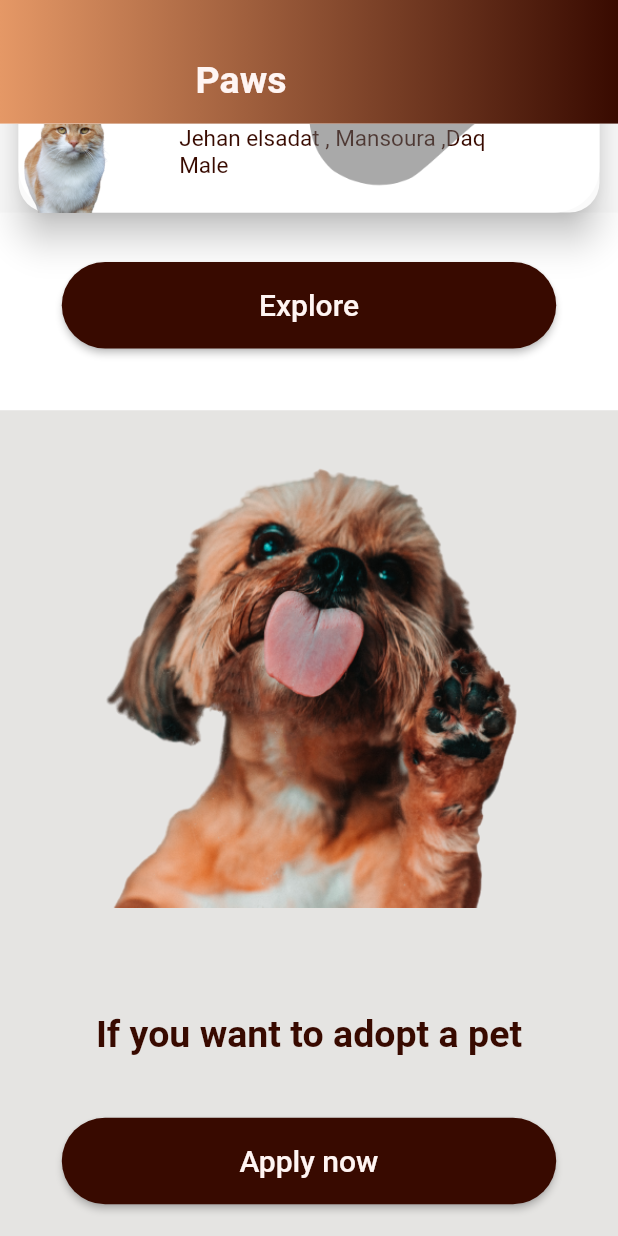
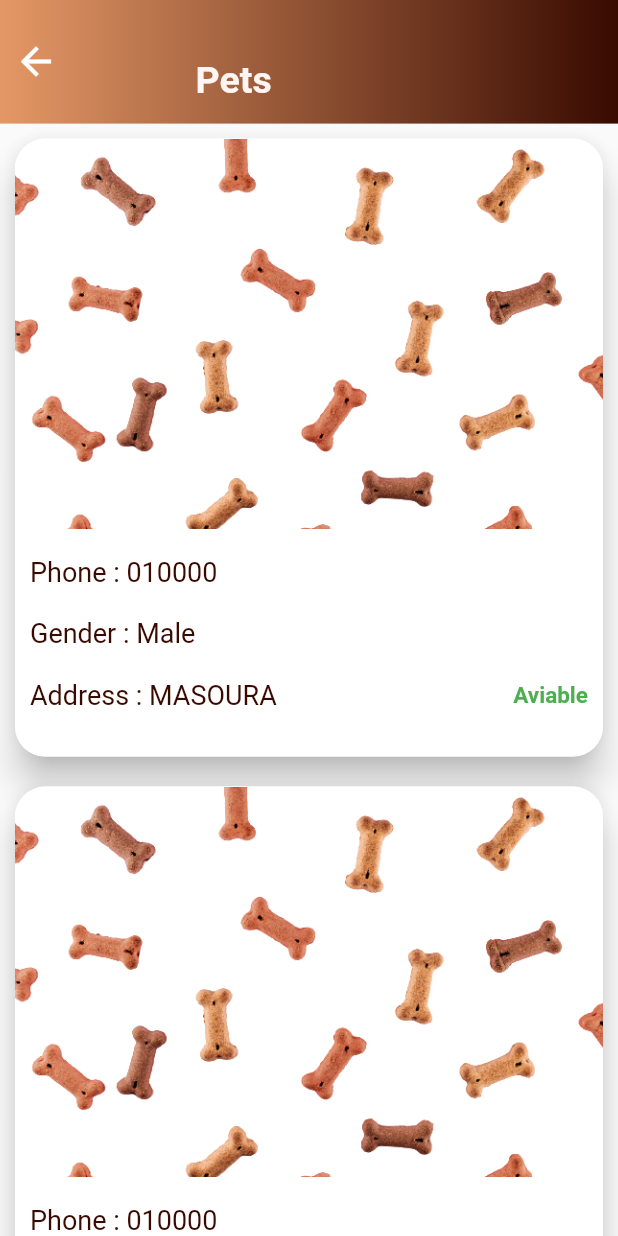
Before and after one commit to RunTimeTerror-0/save-pets, a Flutter app: the screen it shows after launch, scrolled down 1152 dp, after a tap on "Explore", on a phone screen of 412 x 824 dp. Run offline on Flutter 3.47's test engine with Material 2 defaults, Android fonts, the phone set to English and light mode, and no system bars; our stand-ins replace firebase_core; accounts and stored records are empty.

Commit message:
some edit

```diff
--- a/lib/presentation/view/screens/home_screen.dart
+++ b/lib/presentation/view/screens/home_screen.dart
@@ -4,6 +4,7 @@ import 'package:save/core/utils/app_colors.dart';
 import 'package:save/core/utils/media_query_values.dart';
 import 'package:save/core/utils/style_manager.dart';
 import 'package:save/presentation/view/screens/help_theme_screen.dart';
+import 'package:save/presentation/view/screens/pets_screen.dart';
 import 'package:save/presentation/view/widgets/custom_appbar.dart';
 import 'package:save/presentation/view/widgets/custom_button.dart';
 import 'package:save/presentation/view/widgets/pets_card.dart';
@@ -117,7 +118,9 @@ class HomeScreen extends StatelessWidget {
                           lable: "Explore",
                           height: context.height * 0.07,
                           width: context.width * 0.8,
-                          onTap: () {},
+                          onTap: () {
+                            navigateTo(context, const PetsScreen());
+                          },
                           isOutlined: false,
                           backgroundColor: AppColors.darkBrown,
                           textColor: AppColors.offWhite),
--- /dev/null
+++ b/lib/presentation/view/screens/pets_screen.dart
@@ -0,0 +1,28 @@
+import 'package:flutter/material.dart';
+import 'package:save/core/utils/app_colors.dart';
+import 'package:save/core/utils/media_query_values.dart';
+import 'package:save/presentation/view/widgets/custom_appbar.dart';
+import 'package:save/presentation/view/widgets/pets_item.dart';
+
+class PetsScreen extends StatelessWidget {
+  const PetsScreen({super.key});
+
+  @override
+  Widget build(BuildContext context) {
+    return Scaffold(
+        appBar: PreferredSize(
+          preferredSize: Size(double.infinity, context.height * 0.1),
+          child: CustomAppBar(
+            isIcon: true,
+            title: "Pets",
+            onTap: () {
+              Navigator.pop(context);
+            },
+            iconColors: AppColors.white,
+          ),
+        ),
+        body: ListView.builder(
+            itemBuilder: (context, index) => buildpetsItem(context),
+            itemCount: 3));
+  }
+}
--- a/lib/presentation/view/widgets/custom_button.dart
+++ b/lib/presentation/view/widgets/custom_button.dart
@@ -21,7 +21,7 @@ class CustomButton extends StatelessWidget {
   final Color? textColor;
   @override
   Widget build(BuildContext context) {
-    return Container(
+    return SizedBox(
       width: width,
       height: height,
       child: ElevatedButton(
--- /dev/null
+++ b/lib/presentation/view/widgets/pets_item.dart
@@ -0,0 +1,68 @@
+import 'package:flutter/material.dart';
+import 'package:save/core/utils/app_colors.dart';
+import 'package:save/core/utils/media_query_values.dart';
+import 'package:save/core/utils/style_manager.dart';
+
+Widget buildpetsItem(BuildContext context) => Padding(
+      padding: const EdgeInsets.all(10.0),
+      child: Column(
+        children: [
+          Material(
+            borderRadius: BorderRadius.circular(20),
+            elevation: 10.0,
+            child: Container(
+              decoration: BoxDecoration(
+                  color: AppColors.white,
+                  borderRadius: BorderRadius.circular(20)),
+              width: double.infinity,
+              height: context.height * 0.5,
+              child: Column(
+                  crossAxisAlignment: CrossAxisAlignment.start,
+                  children: [
+                    Image.asset("assets/photos/okeykat-food.png"),
+                    SizedBox(
+                      height: context.height * 0.01,
+                    ),
+                    Padding(
+                      padding: const EdgeInsets.all(10.0),
+                      child: Text(
+                        "Phone : 010000",
+                        style: getRegularStyle(
+                            color: AppColors.darkBrown, fontSize: 18),
+                      ),
+                    ),
+                    Padding(
+                      padding: const EdgeInsets.all(10.0),
+                      child: Text(
+                        "Gender : Male",
+                        style: getRegularStyle(
+                            color: AppColors.darkBrown, fontSize: 18),
+                      ),
+                    ),
+                    Row(
+                      children: [
+                        Padding(
+                          padding: const EdgeInsets.all(10.0),
+                          child: Text(
+                            "Address : MASOURA",
+                            style: getRegularStyle(
+                                color: AppColors.darkBrown, fontSize: 18),
+                          ),
+                        ),
+                        const Spacer(),
+                        Padding(
+                          padding: const EdgeInsets.all(10.0),
+                          child: Text(
+                            "Aviable",
+                            style:
+                                getBoldStyle(color: Colors.green, fontSize: 15),
+                          ),
+                        )
+                      ],
+                    ),
+                  ]),
+            ),
+          ),
+        ],
+      ),
+    );
```
